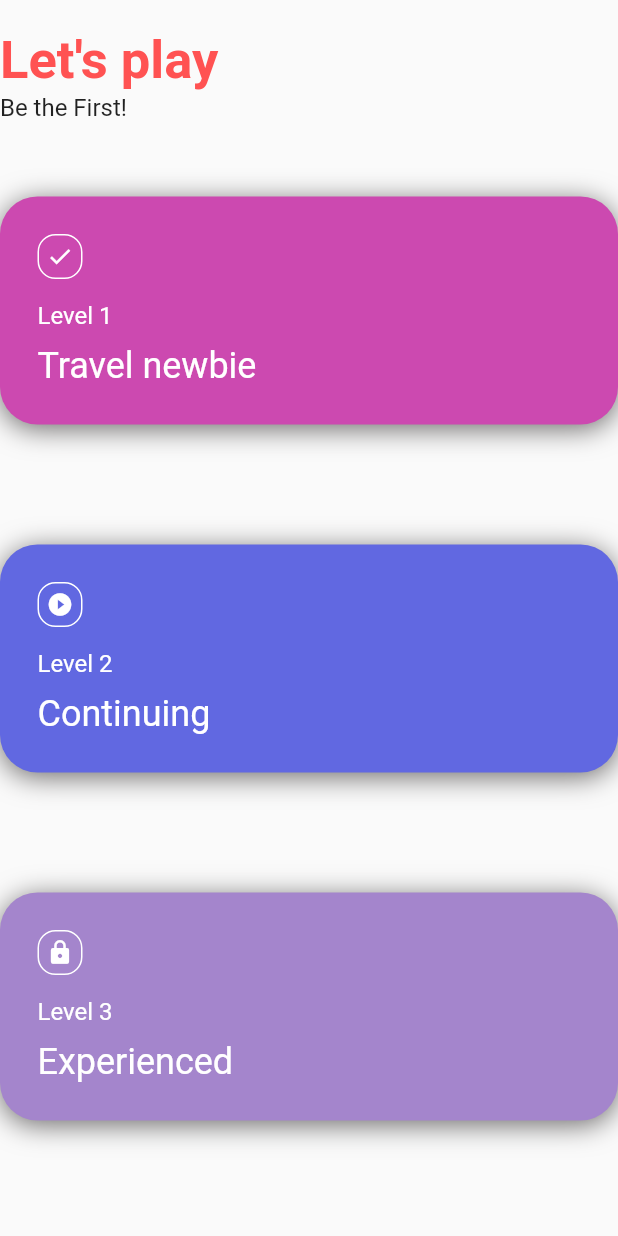
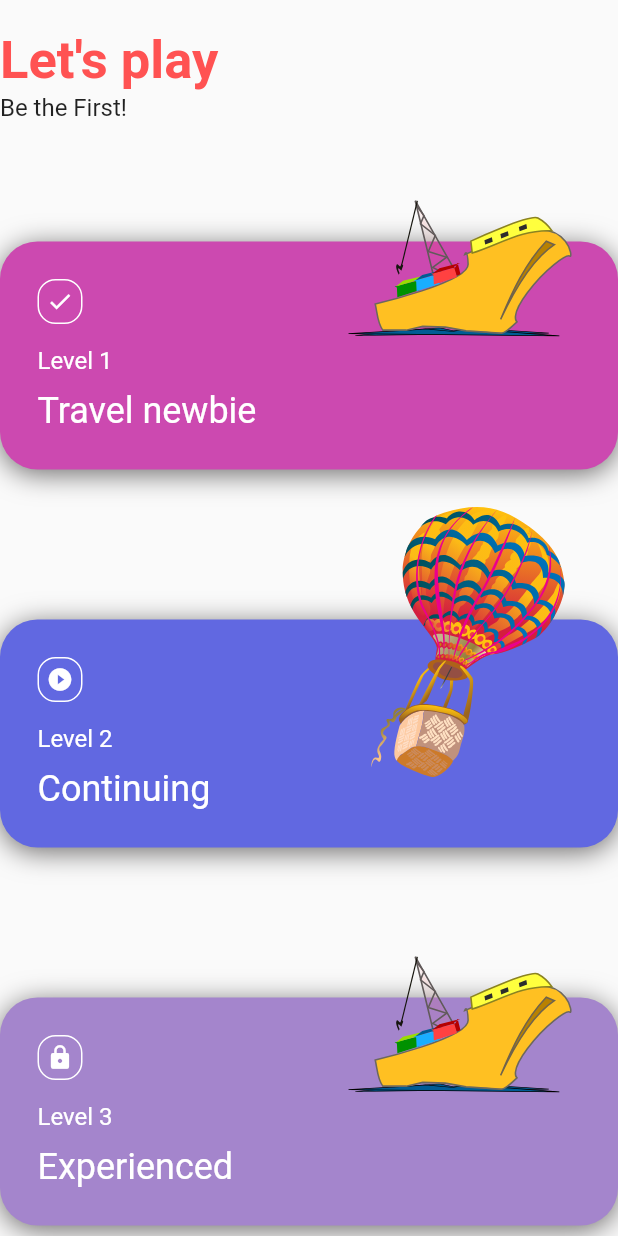
Before and after one commit to sammyodiagbe/quizapp, a Flutter app: the screen it shows after launch, on a phone screen of 412 x 824 dp. Run offline on Flutter 3.47's test engine with Material 2 defaults, Android fonts, the phone set to English and light mode, and no system bars; our stand-ins replace flutter_svg, google_fonts.

Commit message:
home page coming nicely together

```diff
--- a/lib/main.dart
+++ b/lib/main.dart
@@ -18,7 +18,7 @@ class QuizApp extends StatelessWidget {
       title: 'Flutter Demo',
       debugShowCheckedModeBanner: false,
       theme: ThemeData(
-          textTheme: GoogleFonts.epilogueTextTheme(textTheme).copyWith(
+        textTheme: GoogleFonts.latoTextTheme(textTheme).copyWith(
           headline1: TextStyle(
             fontSize: 35,
             fontWeight: FontWeight.bold,
@@ -33,7 +33,7 @@ class QuizApp extends StatelessWidget {
           ),
         ),
         colorScheme: const ColorScheme(
-            primary: Color.fromRGBO(209, 40, 40, 1),
+          primary: Color.fromARGB(255, 255, 255, 255),
           secondary: Color(0xFFEFF3F3),
           background: Color(0xFF636363),
           surface: Color(0xFF808080),
@@ -44,7 +44,8 @@ class QuizApp extends StatelessWidget {
           onSecondary: Color(0xFF322942),
           onSurface: Color(0xFF241E30),
           brightness: Brightness.light,
-          )),
+        ),
+      ),
       home: const Home(),
     );
   }
--- a/lib/screens/home.dart
+++ b/lib/screens/home.dart
@@ -1,5 +1,6 @@
 // ignore_for_file: prefer_const_constructors
 import "package:flutter/material.dart";
+import 'package:flutter_svg/flutter_svg.dart';
 
 class Home extends StatelessWidget {
   const Home({Key? key}) : super(key: key);
@@ -8,6 +9,12 @@ class Home extends StatelessWidget {
     final size = MediaQuery.of(context).padding.top;
     final width = MediaQuery.of(context).size.width;
     return Scaffold(
+        // appBar: AppBar(actions: [
+        //   IconButton(
+        //     onPressed: null,
+        //     icon: Icon(Icons.person),
+        //   )
+        // ]),
         body: SingleChildScrollView(
       child: Padding(
         padding: EdgeInsets.all(size),
@@ -25,7 +32,7 @@ class Home extends StatelessWidget {
               'Be the First!',
               style: Theme.of(context).textTheme.headline5,
             ),
-            SizedBox(height: 50),
+            SizedBox(height: 80),
             Column(
               children: [
                 GameLevelCard(
@@ -33,20 +40,23 @@ class Home extends StatelessWidget {
                   level: 1,
                   title: 'Travel newbie',
                   containerColor: 0xffcc49b0,
+                  imagePath: 'assets/images/cargo_ship.svg',
                 ),
-                SizedBox(height: 80),
+                SizedBox(height: 100),
                 GameLevelCard(
                   icon: Icons.play_circle_fill,
                   level: 2,
                   title: 'Continuing',
                   containerColor: 0xff6168e1,
+                  imagePath: 'assets/images/Balloon3.svg',
                 ),
-                SizedBox(height: 80),
+                SizedBox(height: 100),
                 GameLevelCard(
                   icon: Icons.lock,
                   level: 3,
                   title: 'Experienced',
                   containerColor: 0xffa485cc,
+                  imagePath: 'assets/images/cargo_ship.svg',
                 )
               ],
             )
@@ -58,26 +68,27 @@ class Home extends StatelessWidget {
 }
 
 class GameLevelCard extends StatelessWidget {
-  const GameLevelCard({
-    Key? key,
+  const GameLevelCard(
+      {Key? key,
       required this.icon,
       required this.level,
       required this.title,
       required this.containerColor,
-  }) : super(key: key);
+      required this.imagePath})
+      : super(key: key);
 
   final IconData icon;
   final int level;
   final String title;
   final int containerColor;
+  final String imagePath;
   @override
   Widget build(BuildContext context) {
     final width = MediaQuery.of(context).size.width;
     return GestureDetector(
-      onTap: () {
-        print('hello there');
-      },
-      child: Stack(children: [
+      child: Stack(
+        clipBehavior: Clip.none,
+        children: [
           Container(
             width: width,
             decoration: BoxDecoration(
@@ -122,8 +133,18 @@ class GameLevelCard extends StatelessWidget {
                 )
               ],
             ),
+          ),
+          Positioned(
+            right: 10,
+            top: -75,
+            child: Container(
+              width: 180,
+              height: 180,
+              child: SvgPicture.asset(this.imagePath),
+            ),
           )
-      ]),
+        ],
+      ),
     );
   }
 }
--- a/pubspec.yaml
+++ b/pubspec.yaml
@@ -35,6 +35,7 @@ dependencies:
   # Use with the CupertinoIcons class for iOS style icons.
   cupertino_icons: ^1.0.2
   google_fonts: ^2.3.2
+  flutter_svg: ^1.0.3
 
 dev_dependencies:
   flutter_test:
@@ -59,9 +60,8 @@ flutter:
   uses-material-design: true
 
   # To add assets to your application, add an assets section, like this:
-  # assets:
-  #   - images/a_dot_burr.jpeg
-  #   - images/a_dot_ham.jpeg
+  assets:
+    - assets/images/
 
   # An image asset can refer to one or more resolution-specific "variants", see
   # https://flutter.dev/assets-and-images/#resolution-aware.
```
Also changed, not shown: assets/images/Balloon3.svg (added), assets/images/cargo_ship.svg (added), pubspec.lock. Lines whose indentation alone changed are shown as unchanged.
